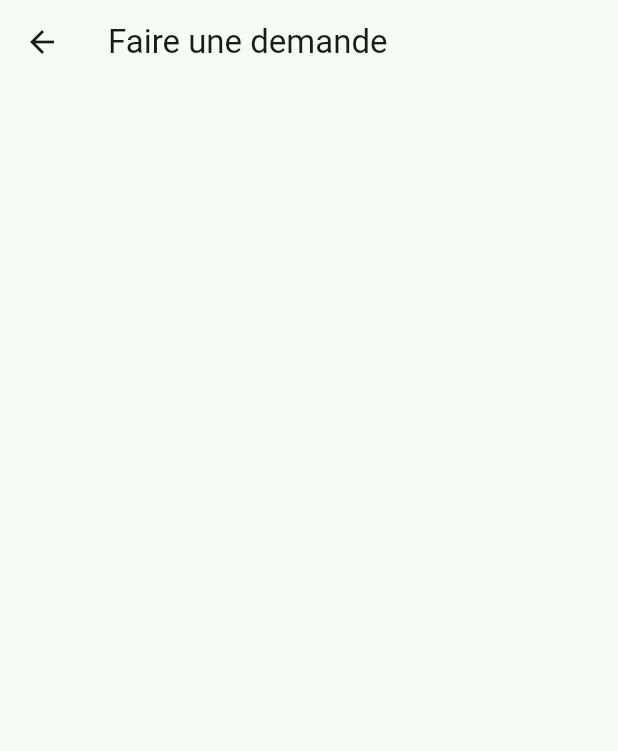
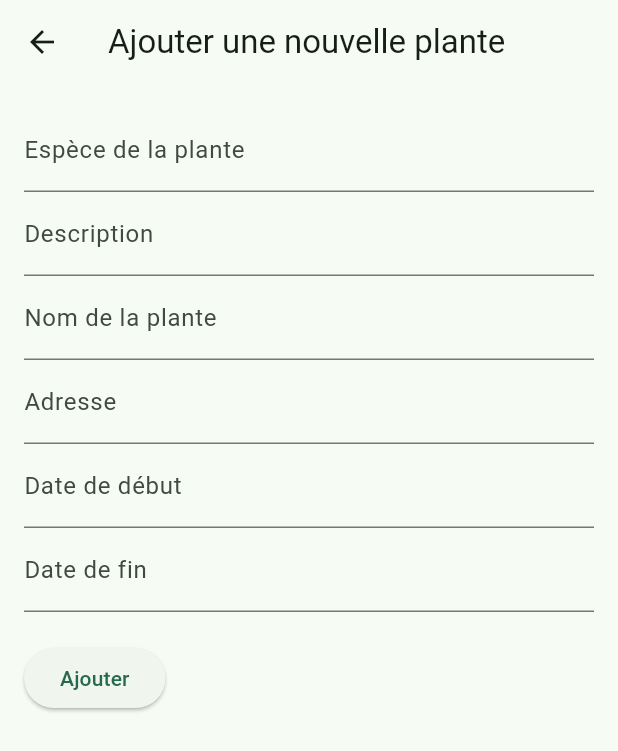
Before and after one commit to ThomasDeschampt/mspr, a Flutter app: the PlantePage screen opened directly, on a phone screen of 412 x 824 dp. Shown: the top 751 px of the screen. Run offline on Flutter 3.47's test engine with Material 3 defaults, Android fonts, the phone set to English and light mode, and no system bars; our stand-ins replace auto_size_text, flutter_map, font_awesome_flutter, from_css_color, google_fonts, latlong2 and 3 more; missing offline and left inert: json_path; accounts and stored records are empty.

Commit message:
modification des api et mise en forme de ajouter demande en front

```diff
--- a/flutter-frontend/lib/accueil.dart
+++ b/flutter-frontend/lib/accueil.dart
@@ -7,7 +7,7 @@ import 'package:mspr/home_page_widget.dart';
 import 'package:mspr/trouver.dart';
 import 'messages.dart';
 import 'gardiennages.dart';
-import 'plantes.dart';
+import 'faire_demande.dart';
 import 'profil.dart';
 import 'valider.dart';
 
--- /dev/null
+++ b/flutter-frontend/lib/faire_demande.dart
@@ -0,0 +1,82 @@
+import 'package:flutter/material.dart';
+
+class PlantePage extends StatelessWidget {
+  const PlantePage({Key? key}) : super(key: key);
+
+  @override
+  Widget build(BuildContext context) {
+    TextEditingController especeController = TextEditingController();
+    TextEditingController descriptionController = TextEditingController();
+    TextEditingController nomController = TextEditingController();
+    TextEditingController adresseController = TextEditingController();
+    TextEditingController debutController = TextEditingController();
+    TextEditingController finController = TextEditingController();
+
+    return Scaffold(
+      appBar: AppBar(
+        title: const Text('Ajouter une nouvelle plante'),
+      ),
+      body: Padding(
+        padding: EdgeInsets.all(16.0),
+        child: Column(
+          crossAxisAlignment: CrossAxisAlignment.start,
+          children: [
+            TextFormField(
+              controller: especeController,
+              decoration: InputDecoration(labelText: 'Espèce de la plante'),
+            ),
+            TextFormField(
+              controller: descriptionController,
+              decoration: InputDecoration(labelText: 'Description'),
+            ),
+            TextFormField(
+              controller: nomController,
+              decoration: InputDecoration(labelText: 'Nom de la plante'),
+            ),
+            TextFormField(
+              controller: adresseController,
+              decoration: InputDecoration(labelText: 'Adresse'),
+            ),
+            TextFormField(
+              controller: debutController,
+              decoration: InputDecoration(labelText: 'Date de début'),
+            ),
+            TextFormField(
+              controller: finController,
+              decoration: InputDecoration(labelText: 'Date de fin'),
+            ),
+            SizedBox(height: 20),
+            ElevatedButton(
+              onPressed: () {
+                if (especeController.text.isEmpty ||
+                    descriptionController.text.isEmpty ||
+                    nomController.text.isEmpty ||
+                    adresseController.text.isEmpty ||
+                    debutController.text.isEmpty ||
+                    finController.text.isEmpty) {
+                  showDialog(
+                    context: context,
+                    builder: (context) => AlertDialog(
+                      title: Text('Champs incomplets'),
+                      content: Text('Veuillez remplir tous les champs.'),
+                      actions: [
+                        TextButton(
+                          onPressed: () => Navigator.pop(context),
+                          child: Text('OK'),
+                        ),
+                      ],
+                    ),
+                  );
+                } else {
+                  // Ajoutez ici la logique pour ajouter la plante
+                  // lorsque tous les champs sont remplis
+                }
+              },
+              child: Text('Ajouter'),
+            ),
+          ],
+        ),
+      ),
+    );
+  }
+}
--- a/flutter-frontend/lib/plantes.dart
+++ /dev/null
@@ -1,20 +0,0 @@
-import 'package:flutter/material.dart';
-
-class PlantePage extends StatelessWidget {
-  const PlantePage({super.key});
-
-  @override
-  Widget build(BuildContext context) {
-    return Scaffold(
-      appBar: AppBar(
-        title: const Text('Faire une demande'),
-      ),
-      body: const Padding(
-        padding: EdgeInsets.all(16.0),
-        child: Column(
-          crossAxisAlignment: CrossAxisAlignment.start,
-        ),
-      ),
-    );
-  }
-}
```
Also changed, not shown: 4 other files.
